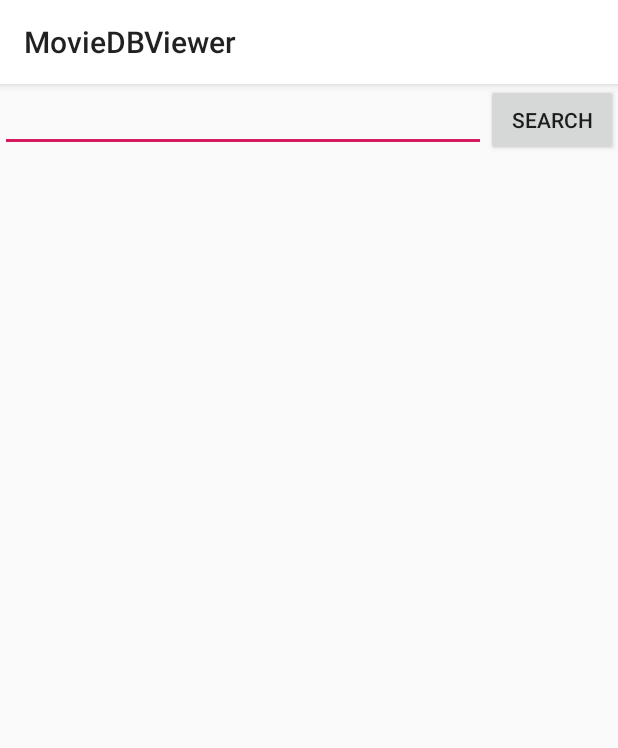
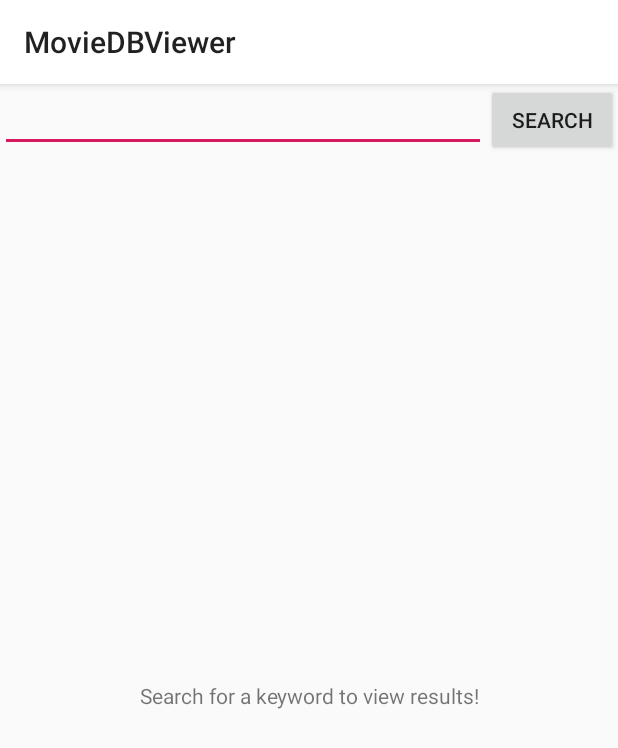
Before and after one commit to balazsgerlei/MovieDBViewer, an Android app: the screen it shows after launch (MainActivity), on a phone screen of 412 x 824 dp. Shown: the top 748 px of the screen. Run offline under Robolectric (Android 15) with nearby library versions, the phone set to English and light mode, and no system bars; our stand-ins replace RxJava; libraries missing offline, so code that uses them is left out: com.jakewharton.threetenabp, com.nostra13.universalimageloader; 3 statements that could not run were skipped.

Commit message:
Implemented separate error/empty, loading and content display using ViewFlipper (if I had enought time to do so, I would create a custom view to switch between these states with a nice API with "setError", "showLoadin", etc. method, but I think this would do it for now).

```diff
--- a/MovieDBViewer/app/src/main/java/hu/gerlotdev/moviedbviewer/presentation/main/MainFragment.java
+++ b/MovieDBViewer/app/src/main/java/hu/gerlotdev/moviedbviewer/presentation/main/MainFragment.java
@@ -1,6 +1,7 @@
 package hu.gerlotdev.moviedbviewer.presentation.main;
 
 
+import android.app.Activity;
 import android.os.Bundle;
 import android.support.annotation.NonNull;
 import android.support.annotation.Nullable;
@@ -10,9 +11,12 @@ import android.support.v7.widget.Toolbar;
 import android.view.LayoutInflater;
 import android.view.View;
 import android.view.ViewGroup;
+import android.view.inputmethod.InputMethodManager;
 import android.widget.Button;
 import android.widget.EditText;
+import android.widget.TextView;
 import android.widget.Toast;
+import android.widget.ViewFlipper;
 
 
 import hu.gerlotdev.moviedbviewer.R;
@@ -34,11 +38,17 @@ public class MainFragment extends BaseFragment<MainFragment.MainFragmentListener
 
     }
 
+    private static final int ERROR_OR_EMPTY_VIEW = 0;
+    private static final int LOADING_VIEW = 1;
+    private static final int CONTENT_VIEW = 2;
+
     private GetMoviesUseCase getMoviesUseCase;
 
     private Toolbar toolbar;
     private EditText etSearch;
     private Button btnSearch;
+    private ViewFlipper vfThreeState;
+    private TextView tvError;
     private RecyclerView rvMovies;
 
     private MovieListAdapter rvMoviesListAdapter;
@@ -60,6 +70,13 @@ public class MainFragment extends BaseFragment<MainFragment.MainFragmentListener
         initViews(view);
     }
 
+    @Override
+    public void onResume() {
+        super.onResume();
+        tvError.setText(getResources().getString(R.string.search_for_a_keyword));
+        vfThreeState.setDisplayedChild(ERROR_OR_EMPTY_VIEW);
+    }
+
     private void initViews(View view) {
         toolbar = view.findViewById(R.id.toolbar);
 
@@ -69,6 +86,8 @@ public class MainFragment extends BaseFragment<MainFragment.MainFragmentListener
 
         etSearch = view.findViewById(R.id.etSearch);
         btnSearch = view.findViewById(R.id.btnSearch);
+        vfThreeState = view.findViewById(R.id.vfThreeState);
+        tvError = view.findViewById(R.id.tvError);
         rvMovies = view.findViewById(R.id.rvMovies);
 
         rvMovies.setHasFixedSize(true);
@@ -82,6 +101,11 @@ public class MainFragment extends BaseFragment<MainFragment.MainFragmentListener
             @Override
             public void onClick(View v) {
                 if (etSearch.getText() != null && etSearch.getText().toString() != null && !etSearch.getText().toString().isEmpty()) {
+                    // Hide the keyboard
+                    InputMethodManager imm = (InputMethodManager) getActivity().getSystemService(Activity.INPUT_METHOD_SERVICE);
+                    imm.hideSoftInputFromWindow(etSearch.getWindowToken(), 0);
+
+                    vfThreeState.setDisplayedChild(LOADING_VIEW);
                     getMoviesUseCase = new GetMoviesUseCase(UIThread.getInstance(),
                             NetworkManager.getInstance(getActivity())
                                     .provideRetrofit(NetworkManager.getInstance(getActivity()).provideOkHttpClient(getActivity()))
@@ -98,13 +122,14 @@ public class MainFragment extends BaseFragment<MainFragment.MainFragmentListener
         public void onSuccess(MoviePage moviePage) {
             if (moviePage.getResults() != null) {
                 rvMoviesListAdapter.setMovies(moviePage.getResults());
+                vfThreeState.setDisplayedChild(CONTENT_VIEW);
             }
         }
 
         @Override
         public void onError(Throwable e) {
-            // TODO correct error display
-            Toast.makeText(getActivity(), e.getMessage(), Toast.LENGTH_LONG).show();
+            tvError.setText(e.getMessage());
+            vfThreeState.setDisplayedChild(ERROR_OR_EMPTY_VIEW);
         }
     }
 
--- a/MovieDBViewer/app/src/main/res/layout/fragment_main.xml
+++ b/MovieDBViewer/app/src/main/res/layout/fragment_main.xml
@@ -39,10 +39,68 @@
 
     </LinearLayout>
 
-    <android.support.v7.widget.RecyclerView
-        android:id="@+id/rvMovies"
+    <ViewFlipper
+        android:id="@+id/vfThreeState"
         android:layout_width="match_parent"
-        android:layout_height="match_parent"
-        tools:listitem="@layout/row_movie"/>
+        android:layout_height="match_parent">
+
+        <FrameLayout
+            android:id="@+id/errorOrEmptyView"
+            android:layout_width="match_parent"
+            android:layout_height="match_parent">
+
+            <TextView
+                android:id="@+id/tvError"
+                android:layout_width="match_parent"
+                android:layout_height="wrap_content"
+                android:layout_gravity="center"
+                android:gravity="center"
+                android:text="@string/search_for_a_keyword"/>
+
+        </FrameLayout>
+
+        <FrameLayout
+            android:id="@+id/loadingView"
+            android:layout_width="match_parent"
+            android:layout_height="match_parent">
+
+            <LinearLayout
+                android:layout_width="wrap_content"
+                android:layout_height="wrap_content"
+                android:layout_gravity="center"
+                android:orientation="vertical">
+
+                <ProgressBar
+                    android:id="@+id/progressBar"
+                    style="?android:attr/progressBarStyle"
+                    android:layout_width="wrap_content"
+                    android:layout_height="wrap_content"/>
+
+                <TextView
+                    android:layout_width="wrap_content"
+                    android:layout_height="wrap_content"
+                    android:text="@string/loading"/>
+
+
+            </LinearLayout>
+
+        </FrameLayout>
+
+        <FrameLayout
+            android:id="@+id/contentView"
+            android:layout_width="match_parent"
+            android:layout_height="match_parent">
+
+            <android.support.v7.widget.RecyclerView
+                android:id="@+id/rvMovies"
+                android:layout_width="match_parent"
+                android:layout_height="match_parent"
+                tools:listitem="@layout/row_movie"/>
+
+        </FrameLayout>
+
+
+
+    </ViewFlipper>
 
 </LinearLayout>
--- a/MovieDBViewer/app/src/main/res/values/strings.xml
+++ b/MovieDBViewer/app/src/main/res/values/strings.xml
@@ -3,4 +3,6 @@
     <string name="search">Search</string>
     <string name="budget">Budget:</string>
     <string name="rating">Rating:</string>
+    <string name="loading">Loading&#8230;</string>
+    <string name="search_for_a_keyword">Search for a keyword to view results!</string>
 </resources>
```
